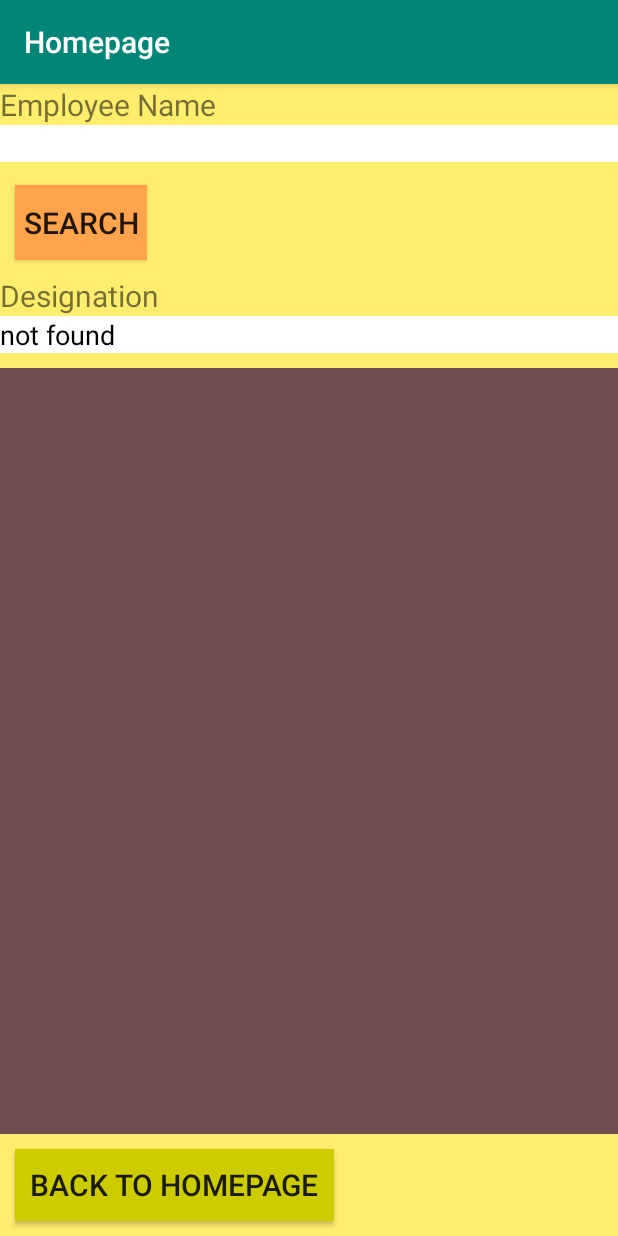
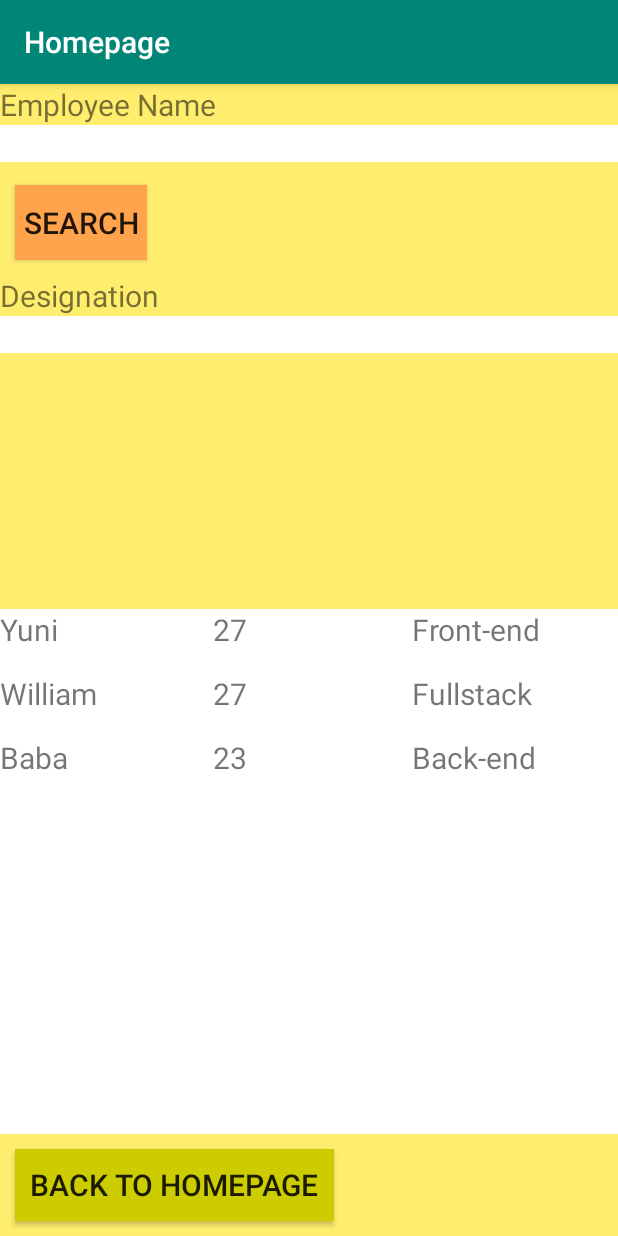
Before and after one commit to Babavaraprasad/Employee_App, an Android app: the BFragment screen opened through its navigation route, after a tap on "SEARCH", on a phone screen of 412 x 824 dp. Run offline under Robolectric (Android 15) with nearby library versions, the phone set to English and light mode, and no system bars; 2 statements that could not run were skipped.

Commit message:
Distributed B fragment to UI and LIST fragments using java code

```diff
--- a/app/src/main/AndroidManifest.xml
+++ b/app/src/main/AndroidManifest.xml
@@ -10,7 +10,8 @@
         android:supportsRtl="true"
         android:theme="@style/AppTheme">
         <activity android:name=".MainActivity"
-            android:exported="true">
+            android:exported="true"
+            android:screenOrientation="sensor">
             <intent-filter>
                 <action android:name="android.intent.action.MAIN" />
 
--- a/app/src/main/java/dk/itu/navigationexample/BFragment.java
+++ b/app/src/main/java/dk/itu/navigationexample/BFragment.java
@@ -18,23 +18,26 @@ import androidx.navigation.Navigation;
 
 public class BFragment extends Fragment {
     Button backToAButton;
-    Fragment fragmentList;
+    Fragment fragmentUI,fragmentList;
     private FragmentManager fm;
 
 
-    private TextView empname,designation;
-    private Button search;
-    //model: database of items
-    private ItemsViewModel itemsDB;
 
+    @Override
+    public void onCreate(Bundle savedInstanceState) {
+        super.onCreate(savedInstanceState);
+        getActivity()
+    }
     @Override
     public View onCreateView(LayoutInflater inflater, ViewGroup container, Bundle savedInstanceState) {
         View v =inflater.inflate(R.layout.fragment_b, container, false);
         //This code is for navigation to the Homepage component(A fragment) from the dashboard component(B component)
+        fm = getParentFragmentManager();
+        fragmentUI= fm.findFragmentById(R.id.container_ui);
+        fragmentList = fm.findFragmentById(R.id.container_list);
+        setUpFragments();
+
         backToAButton = v.findViewById(R.id.back_to_A_button);
-
-
-
         backToAButton.setOnClickListener(new View.OnClickListener() {
             @Override
             public void onClick(View view) {
@@ -43,25 +46,22 @@ public class BFragment extends Fragment {
         });
         //code for navigation ends here
 
-        //This code is to search the designation of the employee
-        empname = v.findViewById(R.id.Employee_name);
-        designation = v.findViewById(R.id.designation);
-        search = v.findViewById(R.id.Search);
+        return v;
+    }
+    private void setUpFragments() {
+        fragmentUI= fm.findFragmentById(R.id.container_ui);
+        fragmentList= fm.findFragmentById(R.id.container_list);
 
-        // Shared data
-        itemsDB= new ViewModelProvider(requireActivity()).get(ItemsViewModel.class);
+        fragmentUI= new UIFragment();
+        fm.beginTransaction()
+                .add(R.id.container_ui, fragmentUI)
+                .commit();
 
-        search.setOnClickListener(new View.OnClickListener() {
-            @Override
-            public void onClick(View view) {
-                String Employee="";
-                Employee= empname.getText().toString().trim();
-                empname.setBackgroundColor(Color.parseColor("#FFFFFF"));
-                designation.setText(itemsDB.getWhere(Employee));
-            }
-        });
-        //code for searching ends here
-        return v;
+        fragmentList= new ListFragment();
+        fm.beginTransaction()
+                .add(R.id.container_list, fragmentList)
+                .commit();
+
     }
 
 }
--- a/app/src/main/java/dk/itu/navigationexample/CFragment.java
+++ b/app/src/main/java/dk/itu/navigationexample/CFragment.java
@@ -72,7 +72,7 @@ public class CFragment extends Fragment {
                 //one.add(ageofemployee);
                 //one.add(roleofemployee);
                 //
-                itemsDB.addItem(nameofemployee, roleofemployee);
+                itemsDB.addItem(nameofemployee, roleofemployee,ageofemployee);
                 Log.d("Emp1","details are:"+itemsDB.getWhere(nameofemployee));
                 //itemsDB.addItem2(nameofemployee,ageofemployee);
                 //Log.d("Emp2","details are:"+itemsDB.getWhere(nameofemployee));
--- a/app/src/main/java/dk/itu/navigationexample/Item.java
+++ b/app/src/main/java/dk/itu/navigationexample/Item.java
@@ -3,7 +3,8 @@ package dk.itu.navigationexample;
 public class Item {
     private String mWhat = null;
     private String mWhere = null;
-    public Item(String what, String where) { mWhat = what;  mWhere = where; }
+    private String mAge = null;
+    public Item(String what, String where,String age) { mWhat = what;  mWhere = where;mAge = age; }
     @Override
     public String toString() { return oneLine(""," in: "); }
     public String getWhat() { return mWhat; }
@@ -13,4 +14,5 @@ public class Item {
     public String oneLine(String pre, String post) {
         return pre+mWhat + post + mWhere;
     }
+    public String getAge() { return mAge; }
 }
--- a/app/src/main/java/dk/itu/navigationexample/ItemsDB.java
+++ b/app/src/main/java/dk/itu/navigationexample/ItemsDB.java
@@ -14,89 +14,47 @@ import java.util.Map;
 
 
 public class ItemsDB extends ViewModel{
-    private static ItemsDB sItemsDB;
-    private final Map<String,String> itemsMap = new HashMap<>();
-    private final  List<Item> result = new ArrayList<>();
-    public ItemsDB(Context context) {
-        fillItemsDB(context, "garbage");
+    private final List<Item> values = new ArrayList<>();
+
+    public ItemsDB() {
+        values.add(new Item("Yuni", "Front-end", "27"));
+        values.add(new Item("William", "Fullstack", "27"));
+        values.add(new Item("Baba", "Back-end", "23"));
     }
 
-    public static ItemsDB get() {
-        if (sItemsDB == null) throw new IllegalStateException("ItemsDB must be initialized");
-        return sItemsDB;
+    public void addItem(String employeename, String role, String age) {
+        values.add(new Item(employeename, role, age));
     }
 
-    public void fillItemsDB(Context context, String filename) {
-        try {
-            BufferedReader reader= new BufferedReader(
-                    new InputStreamReader(context.getAssets().open(filename)));
-            String line= reader.readLine();
-            while (line != null) {
-                String[] gItem= line.split(",");
-                itemsMap.put(gItem[0], gItem[1]);
-                line= reader.readLine();
-            }
-        } catch (IOException e) {}
-    }
-
-    public String getWhere(String name) {
-        if (itemsMap.containsKey(name)) {
-            return itemsMap.get(name);
-        } else{
-            return "not found";
-        }
-    }
-
-    public String listItems() {
-        String itemsList = "";
-        for (String item : itemsMap.keySet()) {
-            itemsList += item + " in " + itemsMap.get(item) + "\n";
-        }
-        return itemsList;
-    }
-
-    public void addItem(String name, String role)
-    {
-        itemsMap.put(name, role);
-    }
-    public void addItem2(String name, String age)
-    {
-        if (itemsMap.containsKey(name)) {
-          itemsMap.put(name,age);
-        }
-    }
-
-    public void removeItem(String what) {
-        for (String item : itemsMap.keySet()) {
-            if (item.equals(what)) {
-                itemsMap.keySet().remove(item);
+    public void removeItem(String employeename) {
+        for (Item t : values) {
+            if (t.getWhat().equals(employeename)) {
+                values.remove(t);
                 break;
             }
         }
     }
-    public String search(String query)
-    {
-        String result= "";
-        if(query!=null) {
-            if(itemsMap.containsKey(query))
-            {
-                String wherevalue = getWhere(query);
-                result = query+" Designation is: "+wherevalue;
-            }
-            else { result = query + " Designation is: not found";
+
+    public Item getWhere(String employeename) {
+        Item theItem = null;
+        for (Item t : values) {
+            if (t.getWhat().equals(employeename)) {
+                theItem = t;
             }
         }
-        return result;
+        return theItem;
     }
-    public List<Item> getValues()
-    {  return result;}
 
-    public List<Item> getAll(){
-        List<Item> result = new ArrayList<>();
-        for (HashMap.Entry<String, String> item: itemsMap.entrySet()){
-            result.add(new Item(item.getKey(), item.getValue()));
-        }
-        return result;
+
+    public int size() {
+        return values.size();
     }
-    public int size() { return result.size(); }
+
+    public String listItems() {
+        StringBuilder r = new StringBuilder();
+        for (Item i : values) r.append(i.toString()).append("\n");
+        return r.toString();
+    }
+
+    public List<Item> getValues() {  return values;  }
 }
--- a/app/src/main/java/dk/itu/navigationexample/ItemsViewModel.java
+++ b/app/src/main/java/dk/itu/navigationexample/ItemsViewModel.java
@@ -5,47 +5,40 @@ import android.util.Log;
 
 import androidx.lifecycle.AndroidViewModel;
 import androidx.lifecycle.MutableLiveData;
+import androidx.lifecycle.ViewModel;
 
 import java.util.ArrayList;
 import java.util.List;
 
-public class ItemsViewModel extends AndroidViewModel {
+public class ItemsViewModel extends ViewModel {
     private static MutableLiveData<ItemsDB> items;
 
-    public ItemsViewModel(Application application) {
-        super(application);
+    public ItemsViewModel() {
+        super();
         items= new MutableLiveData<>();
-        items.setValue(new ItemsDB(application));
+        items.setValue(new ItemsDB());
     }
 
     public MutableLiveData<ItemsDB> getValue() { return items; }
 
-    public String getWhere(String nameofemployee){
+    public void addItem(String employeename, String role, String age){
         ItemsDB temp= items.getValue();
-        return temp.getWhere(nameofemployee);
+        temp.addItem(employeename, role, age);
+        items.setValue(temp);
     }
 
-    public void addItem(String name, String role){
+    public void removeItem(String what){
         ItemsDB temp= items.getValue();
-        temp.addItem(name, role);
-        items.setValue(temp);
-    }
-/*
-    public void addItem2(String name, String age){
-        ItemsDB temp= items.getValue();
-        temp.addItem2(name, age);
-        items.setValue(temp);
-    }
- */
-    public List<Item> getList() {
-        return items.getValue().getAll();
-    }
-
-    public int size() { return items.getValue().getAll().size();}
-
-    public void removeItem(String what){
-        ItemsDB temp = items.getValue();
         temp.removeItem(what);
         items.setValue(temp);
     }
+
+    public Item getWhere(String employeename){
+        ItemsDB temp = items.getValue();
+        return temp.getWhere(employeename);
+    }
+
+    public List<Item> getList() {  return items.getValue().getValues();  }
+
+    public int size() { return items.getValue().size(); }
 }
--- /dev/null
+++ b/app/src/main/java/dk/itu/navigationexample/ListFragment.java
@@ -0,0 +1,108 @@
+package dk.itu.navigationexample;
+
+
+import android.content.res.Configuration;
+import android.os.Bundle;
+import android.view.LayoutInflater;
+import android.view.View;
+import android.view.ViewGroup;
+import android.widget.TextView;
+
+import androidx.fragment.app.Fragment;
+import androidx.lifecycle.ViewModelProvider;
+import androidx.recyclerview.widget.LinearLayoutManager;
+import androidx.recyclerview.widget.RecyclerView;
+
+public class ListFragment extends Fragment {
+    private TextView listThings;
+    ItemsViewModel itemsDB;
+
+    @Override
+    public void onCreate(Bundle savedInstanceState) {
+        super.onCreate(savedInstanceState);
+    }
+
+    @Override
+    public View onCreateView(LayoutInflater inflater, ViewGroup container, Bundle savedInstanceState) {
+        super.onCreateView(inflater, container, savedInstanceState);
+        final View v = inflater.inflate(R.layout.fragment_list, container, false);
+        itemsDB = new ViewModelProvider(requireActivity()).get(ItemsViewModel.class);
+
+        // Set up recyclerview
+        RecyclerView itemList = v.findViewById(R.id.listItems);
+        itemList.setLayoutManager(new LinearLayoutManager(getActivity()));
+        ItemAdapter mAdapter = new ItemAdapter();
+        itemList.setAdapter(mAdapter);
+
+        itemsDB.getValue().observe(getActivity(), itemsDB -> mAdapter.notifyDataSetChanged());
+        return v;
+    }
+
+    private class ItemHolder extends RecyclerView.ViewHolder implements View.OnClickListener{
+        private final TextView mWhatTextView, mWhereTextView, mNoAgeView;
+
+        public ItemHolder(View itemView) {
+            super(itemView);
+
+            mWhatTextView= itemView.findViewById(R.id.item_name);
+            mWhereTextView= itemView.findViewById(R.id.item_role);
+            mNoAgeView = itemView.findViewById(R.id.item_age);
+            itemView.setOnClickListener(this);
+        }
+
+        public void bind(Item item, int position){
+
+            mWhatTextView.setText(item.getWhat());
+            mWhereTextView.setText(item.getWhere());
+            mNoAgeView.setText(" "+item.getAge()+" ");
+        }
+
+        @Override
+        public void onClick(View v) {
+
+            String what= (String)((TextView)v.findViewById(R.id.item_name)).getText();
+            //once we have a value for what, we can delete the item
+            itemsDB.removeItem(what);
+        }
+        private class ItemAdapter extends RecyclerView.Adapter<ItemHolder> {
+
+            @Override
+            public ItemHolder onCreateViewHolder(ViewGroup parent, int viewType) {
+                LayoutInflater layoutInflater= LayoutInflater.from(getActivity());
+                View v= layoutInflater.inflate(R.layout.one_row, parent, false);
+                return new ItemHolder(v);
+            }
+
+            @Override
+            public void onBindViewHolder(ItemHolder holder, int position) {
+                Item item=  itemsDB.getList().get(position);
+                holder.bind(item, position);
+            }
+
+            @Override
+            public int getItemCount(){ return itemsDB.size(); }
+        }
+    }
+
+    private class ItemAdapter extends RecyclerView.Adapter<ItemHolder> {
+
+        @Override
+        public ItemHolder onCreateViewHolder(ViewGroup parent, int viewType) {
+            LayoutInflater layoutInflater = LayoutInflater.from(getActivity());
+            View v = layoutInflater.inflate(R.layout.one_row, parent, false);
+            return new ItemHolder(v);
+        }
+
+        @Override
+        public void onBindViewHolder(ItemHolder holder, int position) {
+            Item item = itemsDB.getList().get(position);
+            holder.bind(item, position);
+        }
+
+        @Override
+        public int getItemCount() {
+            return itemsDB.size();
+        }
+    }
+
+}
--- /dev/null
+++ b/app/src/main/java/dk/itu/navigationexample/UIFragment.java
@@ -0,0 +1,54 @@
+package dk.itu.navigationexample;
+
+
+import android.graphics.Color;
+import android.os.Bundle;
+import android.util.Log;
+import android.view.LayoutInflater;
+import android.view.View;
+import android.view.ViewGroup;
+import android.widget.Button;
+import android.widget.EditText;
+import android.widget.TextView;
+import android.widget.Toast;
+import androidx.fragment.app.Fragment;
+import androidx.lifecycle.ViewModelProvider;
+
+public class UIFragment extends Fragment {
+    private TextView empname,designation;
+    private Button search;
+    //model: database of items
+    private ItemsViewModel itemsDB;
+
+    @Override
+    public void onCreate(Bundle savedInstanceState) {
+        super.onCreate(savedInstanceState);
+    }
+
+    @Override
+    public View onCreateView(LayoutInflater inflater, ViewGroup container, Bundle savedInstanceState) {
+        final View v = inflater.inflate(R.layout.fragment_ui, container, false);
+
+        //This code is to search the designation of the employee
+        empname = v.findViewById(R.id.Employee_name);
+        designation = v.findViewById(R.id.designation);
+        search = v.findViewById(R.id.Search);
+
+        // Shared data
+        itemsDB= new ViewModelProvider(requireActivity()).get(ItemsViewModel.class);
+
+        search.setOnClickListener(new View.OnClickListener() {
+            @Override
+            public void onClick(View view) {
+                //String Employee="";
+                String Employee= empname.getText().toString().trim();
+                Item var = itemsDB.getWhere(Employee);
+                empname.setBackgroundColor(Color.parseColor("#FFFFFF"));
+                designation.setText(var.getWhere());
+            }
+        });
+        //code for searching ends here
+        return v;
+
+    }
+}
--- a/app/src/main/res/layout/fragment_b.xml
+++ b/app/src/main/res/layout/fragment_b.xml
@@ -3,49 +3,19 @@
     android:orientation="vertical" android:layout_width="match_parent"
     android:layout_height="match_parent"
     android:background="@color/yellow">
-    <TextView
+    <FrameLayout
+        android:id="@+id/container_ui"
         android:layout_width="match_parent"
-        android:layout_height="wrap_content"
-        android:textSize="@dimen/text_size"
-        android:text="Employee Name"
+        android:layout_height="match_parent"
+        android:background="#6e4d50"
+        android:textSize="@dimen/list_text_size"
+        android:layout_weight="1"
         />
-    <EditText android:id="@+id/Employee_name"
-        android:layout_width="match_parent"
-        android:layout_height="wrap_content"
-        android:inputType="text"
-        android:layout_marginBottom="5dp"
-        android:background="#ffffff"
-        android:textColor="@color/black"/>
-
-    <Button
-        android:id="@+id/Search"
-        android:layout_width="wrap_content"
-        android:layout_height="50dp"
-        android:textSize="20sp"
-        android:layout_gravity="left"
-        android:layout_margin="10dp"
-        android:background="#ffa44d"
-        android:text="Search" />
-    <TextView
-        android:layout_width="match_parent"
-        android:layout_height="wrap_content"
-        android:textSize="@dimen/text_size"
-        android:text="Designation"
-        />
-    <!-- Text field to get role details of an employee
-     after searching name-->
-    <EditText android:id="@+id/designation"
-        android:layout_width="match_parent"
-        android:layout_height="wrap_content"
-        android:inputType="text"
-        android:layout_marginBottom="10dp"
-        android:background="#ffffff"
-        android:textColor="@color/black"/>
 
     <FrameLayout
         android:id="@+id/container_list"
         android:layout_width="match_parent"
-        android:layout_height="0dp"
+        android:layout_height="match_parent"
         android:background="#6e4d50"
         android:textSize="@dimen/list_text_size"
         android:layout_weight="1"
--- /dev/null
+++ b/app/src/main/res/layout/fragment_list.xml
@@ -0,0 +1,17 @@
+<LinearLayout xmlns:android="http://schemas.android.com/apk/res/android"
+    xmlns:tools="http://schemas.android.com/tools"
+    android:layout_width="match_parent"
+    android:layout_height="match_parent"
+    android:background="@color/white"
+    android:orientation="vertical">
+
+
+
+
+    <androidx.recyclerview.widget.RecyclerView
+        android:id="@+id/listItems"
+        android:layout_width="match_parent"
+        android:layout_height="wrap_content"
+        android:gravity="top"
+        android:background="@color/white"/>
+</LinearLayout>
--- /dev/null
+++ b/app/src/main/res/layout/fragment_ui.xml
@@ -0,0 +1,44 @@
+<?xml version="1.0" encoding="utf-8"?>
+<LinearLayout xmlns:android="http://schemas.android.com/apk/res/android"
+    android:orientation="vertical" android:layout_width="match_parent"
+    android:layout_height="match_parent"
+    android:background="@color/yellow">
+    <TextView
+        android:layout_width="match_parent"
+        android:layout_height="wrap_content"
+        android:textSize="@dimen/text_size"
+        android:text="Employee Name"
+        />
+    <EditText android:id="@+id/Employee_name"
+        android:layout_width="match_parent"
+        android:layout_height="wrap_content"
+        android:inputType="text"
+        android:layout_marginBottom="5dp"
+        android:background="#ffffff"
+        android:textColor="@color/black"/>
+
+    <Button
+        android:id="@+id/Search"
+        android:layout_width="wrap_content"
+        android:layout_height="50dp"
+        android:textSize="20sp"
+        android:layout_gravity="left"
+        android:layout_margin="10dp"
+        android:background="#ffa44d"
+        android:text="Search" />
+    <TextView
+        android:layout_width="match_parent"
+        android:layout_height="wrap_content"
+        android:textSize="@dimen/text_size"
+        android:text="Designation"
+        />
+    <!-- Text field to get role details of an employee
+     after searching name-->
+    <EditText android:id="@+id/designation"
+        android:layout_width="match_parent"
+        android:layout_height="wrap_content"
+        android:inputType="text"
+        android:layout_marginBottom="10dp"
+        android:background="#ffffff"
+        android:textColor="@color/black"/>
+</LinearLayout>
--- /dev/null
+++ b/app/src/main/res/layout/one_row.xml
@@ -0,0 +1,33 @@
+<?xml version="1.0" encoding="utf-8"?>
+<LinearLayout xmlns:android="http://schemas.android.com/apk/res/android"
+    android:layout_width="match_parent"
+    android:layout_height="wrap_content"
+    android:orientation="horizontal"
+    android:layout_marginBottom="5dp">
+
+
+    <TextView
+        android:layout_width="match_parent"
+        android:layout_height="wrap_content"
+        android:id="@+id/item_name"
+        android:layout_weight="1"
+        android:textSize="@dimen/text_size"/>
+
+    <TextView
+        android:layout_width="match_parent"
+        android:layout_height="wrap_content"
+        android:id="@+id/item_age"
+        android:layout_weight="1"
+        android:textSize="@dimen/text_size"
+        android:paddingBottom="10dp"/>
+
+    <TextView
+        android:layout_width="match_parent"
+        android:layout_height="wrap_content"
+        android:id="@+id/item_role"
+        android:layout_weight="1"
+        android:textSize="@dimen/text_size"
+        android:paddingBottom="10dp"/>
+
+
+</LinearLayout>
```
